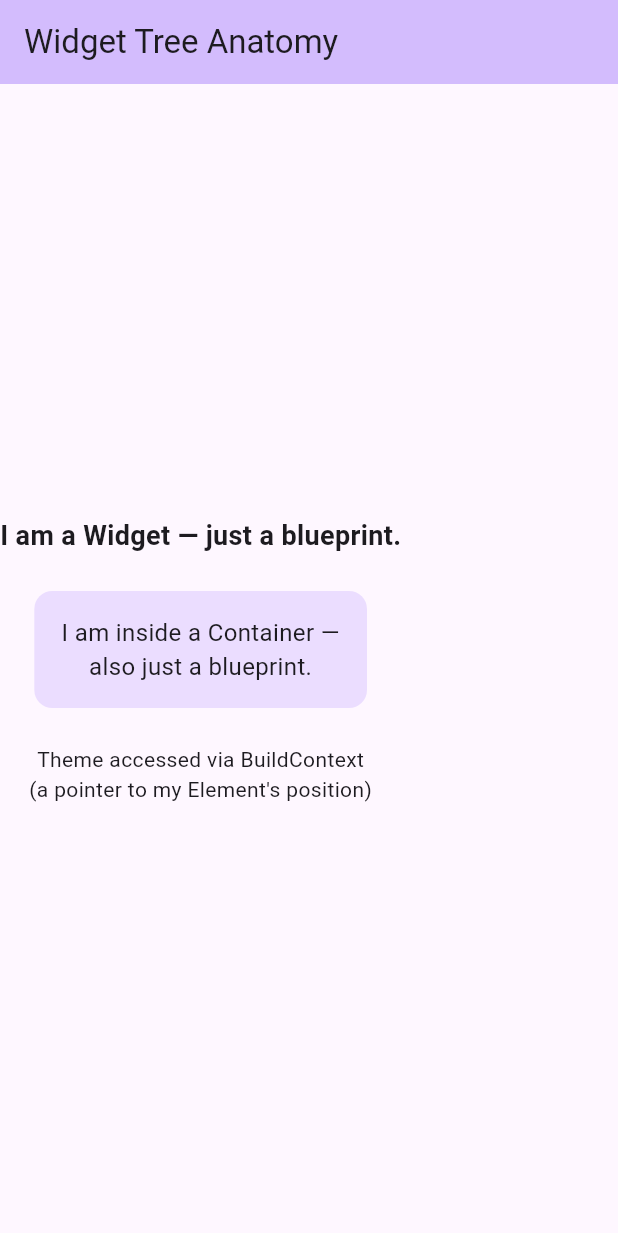
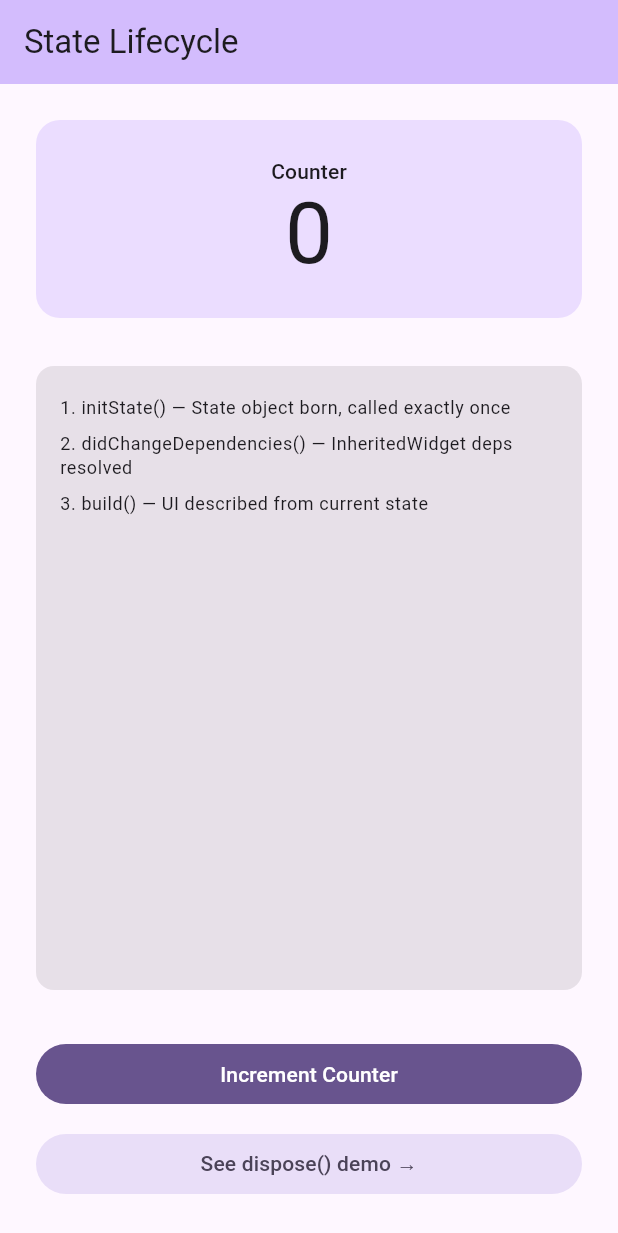
Before and after one commit to laibanurr/flutter_ui_basics, a Flutter app: the screen it shows after launch, on a phone screen of 412 x 824 dp. Shown: the top 1233 px of the screen. Run offline on Flutter 3.47's test engine with Material 3 defaults, Android fonts, the phone set to English and light mode, and no system bars.

Commit message:
feat(state-lifecycle): implement StatefulWidget lifecycle demo
- Add StateLifecycleDemoScreen demonstrating all 6 lifecycle methods
- Annotate initState/didChangeDependencies/build/dispose call sequence
- Extract CounterDisplay and LifecycleLog as private StatelessWidgets
- Add DisposeDemoScreen proving dispose() fires on Navigator.pop()
- Update app.dart home to StateLifecycleDemoScreen

```diff
--- a/lib/app.dart
+++ b/lib/app.dart
@@ -8,7 +8,7 @@
 // that child widgets access via BuildContext (e.g., Theme.of(context)).
 
 import 'package:flutter/material.dart';
-import 'package:flutter_ui_basics/features/widget_tree/widget_tree_demo_screen.dart';
+import 'package:flutter_ui_basics/features/state_lifecycle/state_lifecycle_demo_screen.dart';
 
 class MyApp extends StatelessWidget {
   // 'const' constructor: tells Flutter this widget's configuration
@@ -35,7 +35,7 @@ class MyApp extends StatelessWidget {
       ),
 
       // home is the widget displayed at the '/' route.
-      home: const WidgetTreeDemoScreen(),
+      home: const StateLifecycleDemoScreen(),
     );
   }
 }
--- /dev/null
+++ b/lib/features/state_lifecycle/state_lifecycle_demo_screen.dart
@@ -0,0 +1,277 @@
+// STATE LIFECYCLE DEMO
+// Goal: observe every lifecycle method firing in sequence
+// and understand WHEN Flutter calls each one and WHY.
+
+import 'package:flutter/material.dart';
+
+// ─── NOTE: StatefulWidget is split into TWO classes by design.
+// The Widget class stays immutable (config only).
+// The State class holds all mutable data and lifecycle methods.
+class StateLifecycleDemoScreen extends StatefulWidget {
+  // ⚠ GOTCHA: StatefulWidget itself is still immutable — never add
+  // mutable fields here. All mutable data belongs in State<T>.
+  const StateLifecycleDemoScreen({super.key});
+
+  // createState() is a factory — its ONLY job is to instantiate
+  // the State object. Flutter calls this exactly once per Element.
+  // Never put initialization logic here.
+  @override
+  State<StateLifecycleDemoScreen> createState() =>
+      _StateLifecycleDemoScreenState();
+}
+
+class _StateLifecycleDemoScreenState extends State<StateLifecycleDemoScreen> {
+  // ─── NOTE: These fields live on the State object, which is
+  // attached to the Element — they survive widget rebuilds.
+  // This is WHY state persists even though the Widget is recreated.
+  int _counter = 0;
+  final List<String> _lifecycleLog = [];
+
+  // ═══ WHY: initState is where we initialize anything that requires
+  // the widget's configuration (via `widget.someProperty`).
+  // Called ONCE. Never call setState() inside initState() directly —
+  // the widget isn't mounted yet and it's unnecessary overhead.
+  @override
+  void initState() {
+    // ⚠ GOTCHA: super.initState() MUST be called first, always.
+    // The framework does critical setup in the parent implementation.
+    super.initState();
+    _lifecycleLog.add(
+      '1. initState() — State object born, '
+      'called exactly once',
+    );
+  }
+
+  // ═══ WHY: didChangeDependencies fires after initState AND whenever
+  // an InheritedWidget dependency changes (e.g., Theme, MediaQuery).
+  // Safe to call Theme.of(context) here, unlike in initState().
+  @override
+  void didChangeDependencies() {
+    super.didChangeDependencies();
+    // ─── NOTE: We only log the first call to avoid noise —
+    // this method can fire multiple times during a widget's life.
+    if (_lifecycleLog.length < 2) {
+      _lifecycleLog.add(
+        '2. didChangeDependencies() — '
+        'InheritedWidget deps resolved',
+      );
+    }
+  }
+
+  // ═══ WHY: build() is a pure function — it reads current state
+  // and returns a widget description. No side effects allowed here.
+  // Flutter may call this dozens of times per second.
+  @override
+  Widget build(BuildContext context) {
+    // ─── NOTE: We add to the log here only on the first build
+    // to demonstrate sequence — in real code, NEVER log in build().
+    if (_lifecycleLog.length < 3) {
+      _lifecycleLog.add('3. build() — UI described from current state');
+    }
+
+    return Scaffold(
+      appBar: AppBar(
+        backgroundColor: Theme.of(context).colorScheme.inversePrimary,
+        title: const Text('State Lifecycle'),
+      ),
+      body: Padding(
+        padding: const EdgeInsets.all(24),
+        child: Column(
+          crossAxisAlignment: CrossAxisAlignment.stretch,
+          children: [
+            // ── Counter display — rebuilds every setState() call
+            _CounterDisplay(count: _counter),
+
+            const SizedBox(height: 32),
+
+            // ── Lifecycle log — shows methods firing in sequence
+            _LifecycleLog(entries: _lifecycleLog),
+
+            const SizedBox(height: 32),
+
+            // ── Button that triggers setState()
+            FilledButton(
+              onPressed: _incrementCounter,
+              child: const Text('Increment Counter'),
+            ),
+
+            const SizedBox(height: 12),
+
+            // ── Button that demonstrates dispose() by navigating away
+            FilledButton.tonal(
+              onPressed: () => Navigator.of(context).push(
+                MaterialPageRoute<void>(
+                  // ⚠ GOTCHA: When this new route pushes onto the stack,
+                  // this widget is deactivated but NOT disposed — it's
+                  // still in the tree, just not visible.
+                  // Only popping back and then pushing again after full
+                  // removal triggers dispose().
+                  builder: (_) => const _DisposeDemoScreen(),
+                ),
+              ),
+              child: const Text('See dispose() demo →'),
+            ),
+          ],
+        ),
+      ),
+    );
+  }
+
+  // ═══ WHY: setState() does two things:
+  // 1. Runs the closure you pass it (mutating state)
+  // 2. Marks this Element as dirty, scheduling a rebuild
+  // Flutter batches dirty Elements and rebuilds them efficiently —
+  // calling setState() doesn't rebuild the whole tree, only this
+  // widget's subtree.
+  void _incrementCounter() {
+    setState(() {
+      // ─── NOTE: mutation MUST happen inside the setState closure.
+      // Mutating state outside setState() changes the data but
+      // does NOT schedule a rebuild — the UI won't update.
+      _counter++;
+      _lifecycleLog.add(
+        '→ setState() called: counter is now $_counter',
+      );
+    });
+  }
+
+  // ═══ WHY: didUpdateWidget fires when the PARENT rebuilds and sends
+  // a new widget configuration to this same State object.
+  // oldWidget lets you compare previous vs new config to react.
+  @override
+  void didUpdateWidget(StateLifecycleDemoScreen oldWidget) {
+    super.didUpdateWidget(oldWidget);
+    // In this demo the parent never changes config, so this won't fire.
+    // Left here for completeness — always override if your widget
+    // accepts parameters that can change from the parent.
+    _lifecycleLog.add('didUpdateWidget() — parent sent new config');
+  }
+
+  // ═══ WHY: dispose() is the cleanup method.
+  // Rule: anything you ALLOCATE in initState(), you DISPOSE here.
+  // TextEditingController, AnimationController, StreamSubscription,
+  // FocusNode — all must be disposed or you leak memory.
+  @override
+  void dispose() {
+    // In this demo we have nothing to dispose —
+    // no controllers, no subscriptions.
+    // Left here so you see WHERE it goes and WHEN it fires.
+    _lifecycleLog.add('4. dispose() — State object destroyed');
+    // ⚠ GOTCHA: super.dispose() MUST be called LAST, not first.
+    // Opposite of initState() — this is the framework rule.
+    super.dispose();
+  }
+}
+
+// ── Private sub-widget: displays counter value.
+// Extracted as a class so Flutter can diff it independently.
+// ─── NOTE: This is StateLESS — it receives data, displays it,
+// has no memory of its own. The parent owns the counter value.
+class _CounterDisplay extends StatelessWidget {
+  const _CounterDisplay({required this.count});
+
+  final int count;
+
+  @override
+  Widget build(BuildContext context) {
+    return Container(
+      padding: const EdgeInsets.all(24),
+      decoration: BoxDecoration(
+        color: Theme.of(context).colorScheme.primaryContainer,
+        borderRadius: BorderRadius.circular(16),
+      ),
+      child: Column(
+        children: [
+          Text(
+            'Counter',
+            style: Theme.of(context).textTheme.labelLarge,
+          ),
+          Text(
+            '$count',
+            style: Theme.of(context).textTheme.displayLarge,
+          ),
+        ],
+      ),
+    );
+  }
+}
+
+// ── Private sub-widget: displays lifecycle event log.
+class _LifecycleLog extends StatelessWidget {
+  const _LifecycleLog({required this.entries});
+
+  final List<String> entries;
+
+  @override
+  Widget build(BuildContext context) {
+    return Expanded(
+      child: Container(
+        padding: const EdgeInsets.all(16),
+        decoration: BoxDecoration(
+          color: Theme.of(context).colorScheme.surfaceContainerHighest,
+          borderRadius: BorderRadius.circular(12),
+        ),
+        // ─── NOTE: ListView here is NOT ListView.builder because
+        // lifecycle log entries are few and bounded in number.
+        // ListView.builder overhead is only worth it for large/
+        // dynamic lists — we covered this in the Q2 exercise.
+        child: ListView(
+          children: entries
+              .map(
+                (entry) => Padding(
+                  padding: const EdgeInsets.symmetric(vertical: 4),
+                  child: Text(
+                    entry,
+                    style: Theme.of(context).textTheme.bodySmall,
+                  ),
+                ),
+              )
+              .toList(),
+        ),
+      ),
+    );
+  }
+}
+
+// ── Separate screen to demonstrate dispose() firing
+// when the widget is permanently removed from the tree.
+class _DisposeDemoScreen extends StatefulWidget {
+  const _DisposeDemoScreen();
+
+  @override
+  State<_DisposeDemoScreen> createState() => _DisposeDemoScreenState();
+}
+
+class _DisposeDemoScreenState extends State<_DisposeDemoScreen> {
+  @override
+  void dispose() {
+    // ⚠ GOTCHA: In a real app, you'd dispose controllers here.
+    // This fires when you pop this route off the Navigator stack —
+    // proving that navigation away permanently removes the widget
+    // and triggers disposal.
+    debugPrint(
+      '_DisposeDemoScreen disposed — '
+      'check your debug console for this message',
+    );
+    super.dispose();
+  }
+
+  @override
+  Widget build(BuildContext context) {
+    return Scaffold(
+      appBar: AppBar(
+        title: const Text('Dispose Demo'),
+        // ─── NOTE: AppBar automatically adds a back button when
+        // there's a route below this one on the Navigator stack.
+        // Pressing it calls Navigator.pop(), which removes this
+        // widget and triggers dispose() — watch the debug console.
+      ),
+      body: const Center(
+        child: Text(
+          'Press ← back and watch\nthe debug console for\ndispose() firing.',
+          textAlign: TextAlign.center,
+        ),
+      ),
+    );
+  }
+}
```
